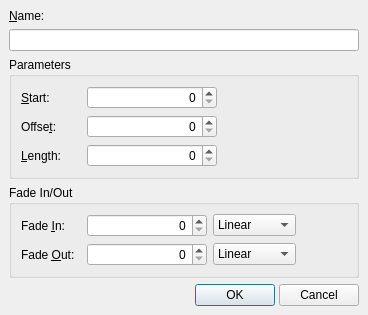
Before: the Qt Designer form src/qtractorClipForm.ui in rncbc/qtractor, drawn with Qt 5.
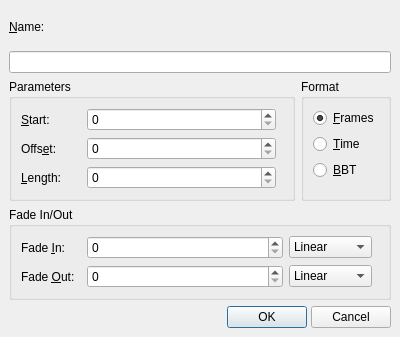
After: the same form once the commit is applied. Icons and pictures are not drawn. Custom widgets are drawn as their Qt base class.

Commit message: - Second phase/attempt to replace those clip form frame-time   based spin-boxes with a new custom one, allowing for alternate   frame, time and bbt input/display formats.

Diff of the .ui file:
```diff
--- a/src/qtractorClipForm.ui
+++ b/src/qtractorClipForm.ui
@@ -25,8 +25,8 @@
    <rect>
     <x>0</x>
     <y>0</y>
-    <width>338</width>
-    <height>290</height>
+    <width>400</width>
+    <height>337</height>
    </rect>
   </property>
   <property name="focusPolicy" >
@@ -38,37 +38,69 @@
   <property name="windowIcon" >
    <iconset resource="../icons/qtractor.qrc" >:/icons/editClip.png</iconset>
   </property>
-  <layout class="QVBoxLayout" >
+  <layout class="QGridLayout" >
    <property name="margin" >
     <number>9</number>
    </property>
    <property name="spacing" >
     <number>6</number>
    </property>
-   <item>
-    <widget class="QLabel" name="ClipNameTextLabel" >
-     <property name="text" >
-      <string>&amp;Name:</string>
+   <item row="2" column="1" >
+    <widget class="QGroupBox" name="FormatGroupBox" >
+     <property name="title" >
+      <string>Format</string>
      </property>
-     <property name="buddy" >
-      <cstring>ClipNameLineEdit</cstring>
-     </property>
+     <layout class="QVBoxLayout" >
+      <property name="margin" >
+       <number>9</number>
+      </property>
+      <property name="spacing" >
+       <number>6</number>
+      </property>
+      <item>
+       <widget class="QRadioButton" name="FramesRadioButton" >
+        <property name="toolTip" >
+         <string>Frames</string>
+        </property>
+        <property name="text" >
+         <string>&amp;Frames</string>
+        </property>
+        <property name="checked" >
+         <bool>true</bool>
+        </property>
+       </widget>
+      </item>
+      <item>
+       <widget class="QRadioButton" name="TimeRadioButton" >
+        <property name="toolTip" >
+         <string>Time (hh::mm:ss.zzz)</string>
+        </property>
+        <property name="text" >
+         <string>&amp;Time</string>
+        </property>
+       </widget>
+      </item>
+      <item>
+       <widget class="QRadioButton" name="BbtRadioButton" >
+        <property name="toolTip" >
+         <string>BBT (bars.bests.ticks)</string>
+        </property>
+        <property name="text" >
+         <string>&amp;BBT</string>
+        </property>
+       </widget>
+      </item>
+      <item>
+       <spacer>
+        <property name="orientation" >
+         <enum>Qt::Vertical</enum>
+        </property>
+       </spacer>
+      </item>
+     </layout>
     </widget>
    </item>
-   <item>
-    <widget class="QLineEdit" name="ClipNameLineEdit" >
-     <property name="minimumSize" >
-      <size>
-       <width>320</width>
-       <height>0</height>
-      </size>
-     </property>
-     <property name="toolTip" >
-      <string>Clip name</string>
-     </property>
-    </widget>
-   </item>
-   <item>
+   <item row="2" column="0" >
     <widget class="QGroupBox" name="ParamGroupBox" >
      <property name="title" >
       <string>Parameters</string>
@@ -80,7 +112,7 @@
       <property name="spacing" >
        <number>6</number>
       </property>
-      <item row="1" column="2" >
+      <item rowspan="3" row="0" column="2" >
        <spacer>
         <property name="orientation" >
          <enum>Qt::Horizontal</enum>
@@ -88,16 +120,73 @@
         <property name="sizeType" >
          <enum>QSizePolicy::Expanding</enum>
         </property>
-        <property name="sizeHint" >
-         <size>
-          <width>121</width>
-          <height>20</height>
-         </size>
-        </property>
        </spacer>
       </item>
-      <item row="0" column="0" >
-       <widget class="QLabel" name="ClipStartTextLLabel" >
+      <item row="0" column="1" >
+       <widget class="qtractorSpinBox" name="ClipStartSpinBox" >
+        <property name="sizePolicy" >
+         <sizepolicy>
+          <hsizetype>7</hsizetype>
+          <vsizetype>0</vsizetype>
+          <horstretch>0</horstretch>
+          <verstretch>0</verstretch>
+         </sizepolicy>
+        </property>
+        <property name="minimumSize" >
+         <size>
+          <width>100</width>
+          <height>0</height>
+         </size>
+        </property>
+        <property name="toolTip" >
+         <string>Clip start</string>
+        </property>
+       </widget>
+      </item>
+      <item row="1" column="1" >
+       <widget class="qtractorSpinBox" name="ClipOffsetSpinBox" >
+        <property name="sizePolicy" >
+         <sizepolicy>
+          <hsizetype>7</hsizetype>
+          <vsizetype>0</vsizetype>
+          <horstretch>0</horstretch>
+          <verstretch>0</verstretch>
+         </sizepolicy>
+        </property>
+        <property name="minimumSize" >
+         <size>
+          <width>100</width>
+          <height>0</height>
+         </size>
+        </property>
+        <property name="toolTip" >
+         <string>Clip offset</string>
+        </property>
+       </widget>
+      </item>
+      <item row="2" column="1" >
+       <widget class="qtractorSpinBox" name="ClipLengthSpinBox" >
+        <property name="sizePolicy" >
+         <sizepolicy>
+          <hsizetype>7</hsizetype>
+          <vsizetype>0</vsizetype>
+          <horstretch>0</horstretch>
+          <verstretch>0</verstretch>
+         </sizepolicy>
+        </property>
+        <property name="minimumSize" >
+         <size>
+          <width>100</width>
+          <height>0</height>
+         </size>
+        </property>
+        <property name="toolTip" >
+         <string>Clip length</string>
+        </property>
+       </widget>
+      </item>
+      <item row="1" column="0" >
+       <widget class="QLabel" name="ClipOffsetTextLLabel" >
         <property name="minimumSize" >
          <size>
           <width>60</width>
@@ -105,7 +194,7 @@
          </size>
         </property>
         <property name="text" >
-         <string>&amp;Start:</string>
+         <string>Offs&amp;et:</string>
         </property>
         <property name="buddy" >
          <cstring>ClipStartSpinBox</cstring>
@@ -128,8 +217,8 @@
         </property>
        </widget>
       </item>
-      <item row="1" column="0" >
-       <widget class="QLabel" name="ClipOffsetTextLLabel" >
+      <item row="0" column="0" >
+       <widget class="QLabel" name="ClipStartTextLLabel" >
         <property name="minimumSize" >
          <size>
           <width>60</width>
@@ -137,89 +226,17 @@
          </size>
         </property>
         <property name="text" >
-         <string>Offse&amp;t:</string>
+         <string>&amp;Start:</string>
         </property>
         <property name="buddy" >
-         <cstring>ClipOffsetSpinBox</cstring>
-        </property>
-       </widget>
-      </item>
-      <item row="2" column="1" >
-       <widget class="qtractorSpinBox" name="ClipLengthSpinBox" >
-        <property name="sizePolicy" >
-         <sizepolicy>
-          <hsizetype>7</hsizetype>
-          <vsizetype>0</vsizetype>
-          <horstretch>0</horstretch>
-          <verstretch>0</verstretch>
-         </sizepolicy>
-        </property>
-        <property name="minimumSize" >
-         <size>
-          <width>120</width>
-          <height>0</height>
-         </size>
-        </property>
-        <property name="toolTip" >
-         <string>Clip offset</string>
-        </property>
-        <property name="alignment" >
-         <set>Qt::AlignRight</set>
-        </property>
-       </widget>
-      </item>
-      <item row="1" column="1" >
-       <widget class="qtractorSpinBox" name="ClipOffsetSpinBox" >
-        <property name="sizePolicy" >
-         <sizepolicy>
-          <hsizetype>7</hsizetype>
-          <vsizetype>0</vsizetype>
-          <horstretch>0</horstretch>
-          <verstretch>0</verstretch>
-         </sizepolicy>
-        </property>
-        <property name="minimumSize" >
-         <size>
-          <width>120</width>
-          <height>0</height>
-         </size>
-        </property>
-        <property name="toolTip" >
-         <string>Clip offset</string>
-        </property>
-        <property name="alignment" >
-         <set>Qt::AlignRight</set>
-        </property>
-       </widget>
-      </item>
-      <item row="0" column="1" >
-       <widget class="qtractorSpinBox" name="ClipStartSpinBox" >
-        <property name="sizePolicy" >
-         <sizepolicy>
-          <hsizetype>7</hsizetype>
-          <vsizetype>0</vsizetype>
-          <horstretch>0</horstretch>
-          <verstretch>0</verstretch>
-         </sizepolicy>
-        </property>
-        <property name="minimumSize" >
-         <size>
-          <width>120</width>
-          <height>0</height>
-         </size>
-        </property>
-        <property name="toolTip" >
-         <string>Clip start</string>
-        </property>
-        <property name="alignment" >
-         <set>Qt::AlignRight</set>
+         <cstring>ClipStartSpinBox</cstring>
         </property>
        </widget>
       </item>
      </layout>
     </widget>
    </item>
-   <item>
+   <item row="3" column="0" colspan="2" >
     <widget class="QGroupBox" name="FadeInOutGroupBox" >
      <property name="title" >
       <string>Fade In/Out</string>
@@ -237,13 +254,7 @@
          <enum>Qt::Horizontal</enum>
         </property>
         <property name="sizeType" >
-         <enum>QSizePolicy::Minimum</enum>
-        </property>
-        <property name="sizeHint" >
-         <size>
-          <width>51</width>
-          <height>20</height>
-         </size>
+         <enum>QSizePolicy::Expanding</enum>
         </property>
        </spacer>
       </item>
@@ -313,16 +324,13 @@
         </property>
         <property name="minimumSize" >
          <size>
-          <width>120</width>
+          <width>100</width>
           <height>0</height>
          </size>
         </property>
         <property name="toolTip" >
          <string>Clip fade-out length</string>
         </property>
-        <property name="alignment" >
-         <set>Qt::AlignRight</set>
-        </property>
        </widget>
       </item>
       <item row="0" column="1" >
@@ -337,16 +345,13 @@
         </property>
         <property name="minimumSize" >
          <size>
-          <width>120</width>
+          <width>100</width>
           <height>0</height>
          </size>
         </property>
         <property name="toolTip" >
          <string>Clip fade-in length</string>
         </property>
-        <property name="alignment" >
-         <set>Qt::AlignRight</set>
-        </property>
        </widget>
       </item>
       <item row="1" column="2" >
@@ -374,7 +379,7 @@
      </layout>
     </widget>
    </item>
-   <item>
+   <item row="4" column="0" colspan="2" >
     <layout class="QHBoxLayout" >
      <property name="margin" >
       <number>0</number>
@@ -420,6 +425,29 @@
      </item>
     </layout>
    </item>
+   <item row="1" column="0" colspan="2" >
+    <widget class="QLineEdit" name="ClipNameLineEdit" >
+     <property name="minimumSize" >
+      <size>
+       <width>320</width>
+       <height>0</height>
+      </size>
+     </property>
+     <property name="toolTip" >
+      <string>Clip name</string>
+     </property>
+    </widget>
+   </item>
+   <item row="0" column="0" colspan="2" >
+    <widget class="QLabel" name="ClipNameTextLabel" >
+     <property name="text" >
+      <string>&amp;Name:</string>
+     </property>
+     <property name="buddy" >
+      <cstring>ClipNameLineEdit</cstring>
+     </property>
+    </widget>
+   </item>
   </layout>
  </widget>
  <layoutdefault spacing="4" margin="8" />
```
Left out of the diff: 5 changed lines with no effect on the pictures. The commit also changes 4 other files.
